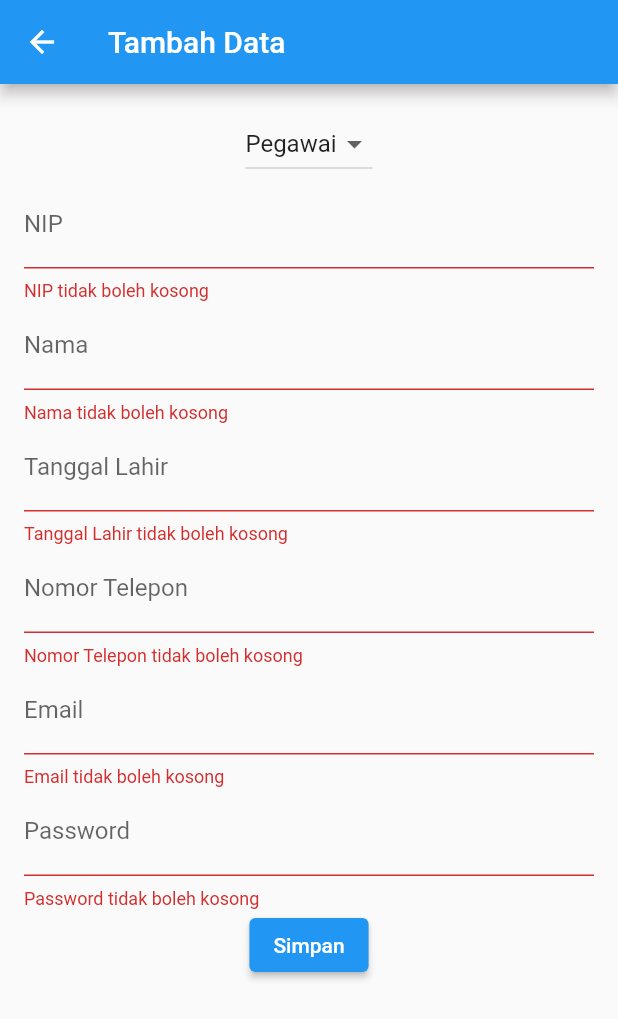
After one commit to mioscape/klinik_app, a Flutter app: the AddDataPage screen opened directly, after a tap on "Simpan", on a phone screen of 412 x 824 dp. The commit adds this screen. Shown: the top 1019 px of the screen. Run offline on Flutter 3.47's test engine with Material 2 defaults, Android fonts, the light colour scheme and no system bars.

Commit message:
Add 'Tambah Data' Feature
Signed-off-by: Ihya Fauzi <mioscape@Ihyas-MacBook-Pro.local>

```diff
--- a/lib/main.dart
+++ b/lib/main.dart
@@ -1,6 +1,7 @@
 import 'package:flutter/material.dart';
 import 'package:klinik_app/view/data_list_page.dart';
 import 'package:klinik_app/data/dummy.dart';
+import 'package:klinik_app/view/add_data_page.dart';
 
 void main() {
   runApp(const MaterialApp(
@@ -59,6 +60,32 @@ class HomeScreen extends StatelessWidget {
               ),
               child: const Text('Pasien List'),
             ),
+            const SizedBox(height: 16),
+            ElevatedButton(
+              onPressed: () {
+                // Tampilkan halaman tambah data Pegawai
+                Navigator.push(
+                  context,
+                  MaterialPageRoute(
+                    builder: (context) => const AddDataPage(''),
+                  ),
+                ).then((result) {
+                  // Handle hasil dari halaman tambah data
+                  if (result != null) {
+                    // Lakukan sesuatu dengan data yang ditambahkan (result)
+                    // Misalnya, tambahkan data ke pegawaiList atau kirimkan ke server.
+                  }
+                });
+              },
+              style: ElevatedButton.styleFrom(
+                backgroundColor: Colors.green, // Ubah warna tombol
+                padding: const EdgeInsets.symmetric(horizontal: 40, vertical: 20),
+                shape: RoundedRectangleBorder(
+                  borderRadius: BorderRadius.circular(16),
+                ),
+              ),
+              child: const Text('Tambah Data'),
+            ),
           ],
         ),
       ),
--- /dev/null
+++ b/lib/view/add_data_page.dart
@@ -0,0 +1,182 @@
+import 'package:flutter/material.dart';
+import 'package:klinik_app/model/model.dart';
+
+class AddDataPage extends StatefulWidget {
+  final String pageTitle;
+
+  const AddDataPage(this.pageTitle, {super.key});
+
+  @override
+  // ignore: library_private_types_in_public_api
+  _AddDataPageState createState() => _AddDataPageState();
+}
+
+class _AddDataPageState extends State<AddDataPage> {
+  final GlobalKey<FormState> _formKey = GlobalKey<FormState>();
+  final scaffoldKey = GlobalKey<ScaffoldState>();
+  final TextEditingController _namaController = TextEditingController();
+  final TextEditingController _nipController = TextEditingController();
+  final TextEditingController _nomorRmController = TextEditingController();
+  final TextEditingController _tanggalLahirController = TextEditingController();
+  final TextEditingController _nomorTeleponController = TextEditingController();
+  final TextEditingController _alamatController = TextEditingController();
+  final TextEditingController _emailController = TextEditingController();
+  final TextEditingController _passwordController = TextEditingController();
+
+  String _selectedType = 'Pegawai'; // Default value
+
+  @override
+  Widget build(BuildContext context) {
+    return Scaffold(
+      key: scaffoldKey,
+      appBar: AppBar(
+        title: Text('Tambah Data ${widget.pageTitle}'),
+      ),
+      body: Padding(
+        padding: const EdgeInsets.all(16.0),
+        child: Form(
+          key: _formKey,
+          child: Column(
+            children: [
+              DropdownButton<String>(
+                value: _selectedType,
+                onChanged: (String? newValue) {
+                  setState(() {
+                    _selectedType = newValue!;
+                  });
+                },
+                items: <String>['Pegawai', 'Pasien'].map((String value) {
+                  return DropdownMenuItem<String>(
+                    value: value,
+                    child: Text(value),
+                  );
+                }).toList(),
+              ),
+              if (_selectedType == 'Pegawai')
+                TextFormField(
+                  controller: _nipController,
+                  decoration: const InputDecoration(labelText: 'NIP'),
+                  validator: (value) {
+                    if (value!.isEmpty) {
+                      return 'NIP tidak boleh kosong';
+                    }
+                    return null;
+                  },
+                ),
+              if (_selectedType == 'Pasien')
+                TextFormField(
+                  controller: _nomorRmController,
+                  decoration: const InputDecoration(labelText: 'Nomor RM'),
+                  validator: (value) {
+                    if (value!.isEmpty) {
+                      return 'Nomor RM tidak boleh kosong';
+                    }
+                    return null;
+                  },
+                ),
+              TextFormField(
+                controller: _namaController,
+                decoration: const InputDecoration(labelText: 'Nama'),
+                validator: (value) {
+                  if (value!.isEmpty) {
+                    return 'Nama tidak boleh kosong';
+                  }
+                  return null;
+                },
+              ),
+              TextFormField(
+                controller: _tanggalLahirController,
+                decoration: const InputDecoration(labelText: 'Tanggal Lahir'),
+                validator: (value) {
+                  if (value!.isEmpty) {
+                    return 'Tanggal Lahir tidak boleh kosong';
+                  }
+                  return null;
+                },
+              ),
+              TextFormField(
+                controller: _nomorTeleponController,
+                decoration: const InputDecoration(labelText: 'Nomor Telepon'),
+                validator: (value) {
+                  if (value!.isEmpty) {
+                    return 'Nomor Telepon tidak boleh kosong';
+                  }
+                  return null;
+                },
+              ),
+              if (_selectedType == 'Pasien')
+                TextFormField(
+                  controller: _alamatController,
+                  decoration: const InputDecoration(labelText: 'Alamat'),
+                  validator: (value) {
+                    if (value!.isEmpty) {
+                      return 'Alamattidak boleh kosong';
+                    }
+                    return null;
+                  },
+                ),
+                if (_selectedType == 'Pegawai')
+                TextFormField(
+                  controller: _emailController,
+                  decoration: const InputDecoration(labelText: 'Email'),
+                  validator: (value) {
+                    if (value!.isEmpty) {
+                      return 'Email tidak boleh kosong';
+                    }
+                    return null;
+                  },
+                ),
+                if (_selectedType == 'Pegawai')
+                TextFormField(
+                  controller: _passwordController,
+                  decoration: const InputDecoration(labelText: 'Password'),
+                  validator: (value) {
+                    if (value!.isEmpty) {
+                      return 'Password tidak boleh kosong';
+                    }
+                    return null;
+                  },
+                ),
+              ElevatedButton(
+                onPressed: () {
+                  if (_formKey.currentState!.validate()) {
+                    // Lakukan penyimpanan data ke database atau tempat penyimpanan lainnya
+                    // Misalnya, tambahkan data baru ke daftar data (pegawaiList atau pasienList)
+                    // atau kirimkan data ke server.
+                    final data = _selectedType == 'Pegawai'
+                        ? Pegawai(
+                            id: 0,
+                            nama: _namaController.text,
+                            nip: _nipController.text,
+                            tanggalLahir: _tanggalLahirController.text,
+                            nomorTelepon: _nomorTeleponController.text,
+                            email: _emailController.text,
+                            password: _passwordController.text,
+                          )
+                        : Pasien(
+                            id: 0,
+                            nama: _namaController.text,
+                            nomorRm: _nomorRmController.text,
+                            tanggalLahir: _tanggalLahirController.text,
+                            nomorTelepon: _nomorTeleponController.text,
+                            alamat: _alamatController.text,
+                          );
+
+                    ScaffoldMessenger.of(context).showSnackBar(
+                      const SnackBar(
+                        content: Text('Data berhasil ditambahkan!'),
+                      ),
+                    );
+                    // Kembali ke halaman sebelumnya
+                    Navigator.pop(context, data);
+                  }
+                },
+                child: const Text('Simpan'),
+              ),
+            ],
+          ),
+        ),
+      ),
+    );
+  }
+}
```
